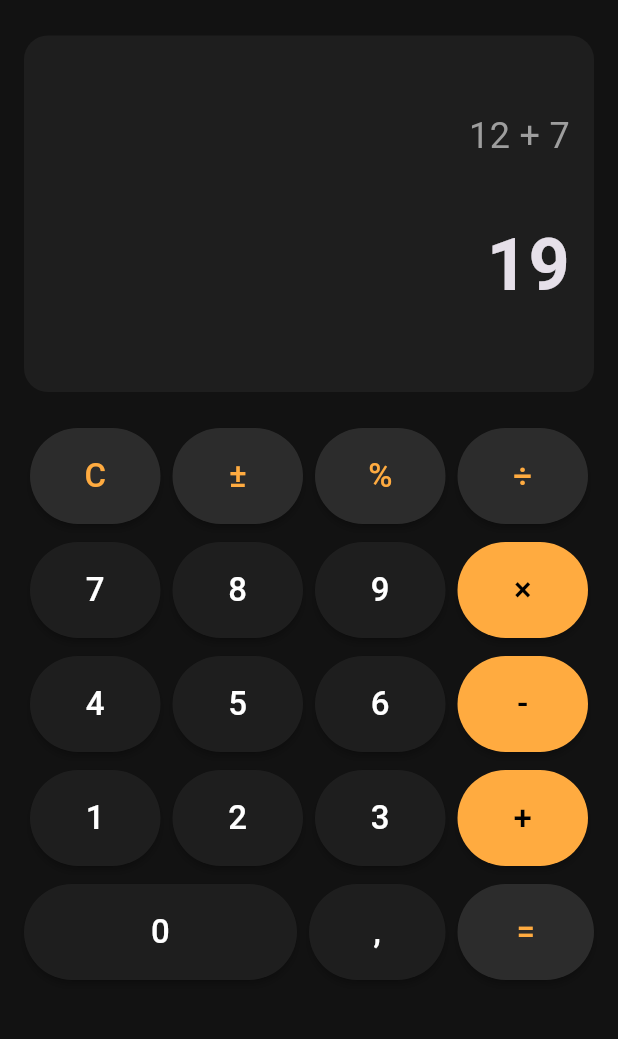
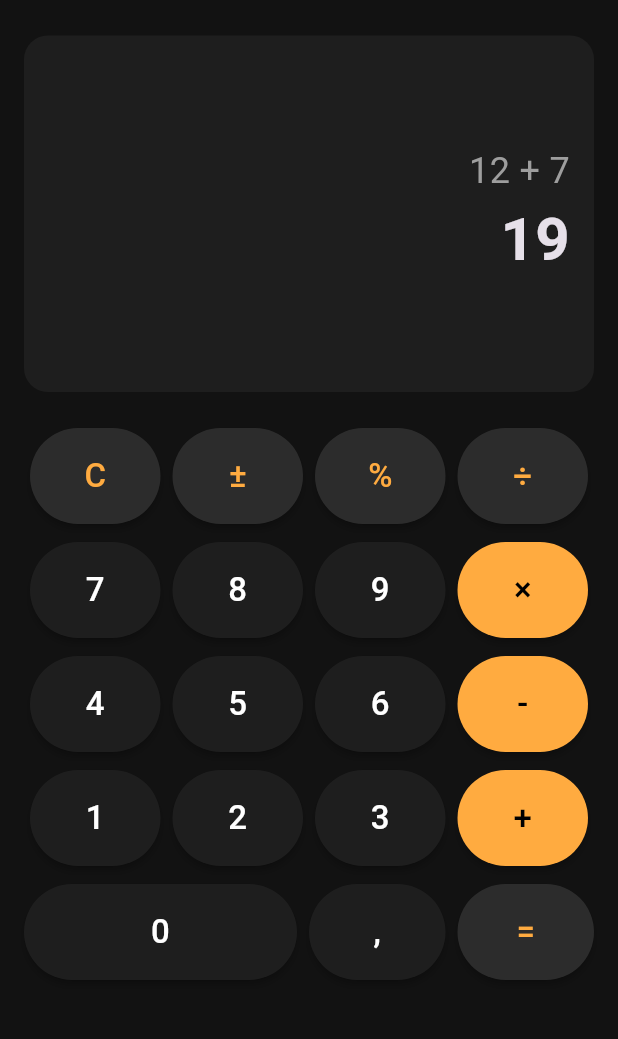
Before and after one commit to stefacm/calculator, a Flutter app: the screen it shows after launch, on a phone screen of 412 x 824 dp, the part 71-1110 px from its top. Run offline on Flutter 3.47's test engine with Material 3 defaults, Android fonts, the phone set to English and light mode, and no system bars.

Commit message:
feat: add scale parameter to CalculatorButton and CalculatorDisplay for responsive design

```diff
--- a/lib/widgets/button_row.dart
+++ b/lib/widgets/button_row.dart
@@ -6,6 +6,7 @@ class CalculatorButtonRow extends StatelessWidget {
   final bool isTopRow;
   final bool isLastRow;
   final void Function(String)? onPressed;
+  final double? scale;
 
   const CalculatorButtonRow(
     this.labels, {
@@ -13,6 +14,7 @@ class CalculatorButtonRow extends StatelessWidget {
     this.isTopRow = false,
     this.isLastRow = false,
     this.onPressed,
+    this.scale,
   });
 
   @override
@@ -26,6 +28,7 @@ class CalculatorButtonRow extends StatelessWidget {
               label: labels[0],
               isNumber: true,
               onPressed: () => onPressed?.call(labels[0]),
+              scale: scale,
             ),
           ),
           const SizedBox(width: 8),
@@ -35,6 +38,7 @@ class CalculatorButtonRow extends StatelessWidget {
               label: labels[1],
               isNumber: true,
               onPressed: () => onPressed?.call(labels[1]),
+              scale: scale,
             ),
           ),
           const SizedBox(width: 8),
@@ -44,6 +48,7 @@ class CalculatorButtonRow extends StatelessWidget {
               label: labels[2],
               isAction: true,
               onPressed: () => onPressed?.call(labels[2]),
+              scale: scale,
             ),
           ),
         ],
@@ -56,7 +61,7 @@ class CalculatorButtonRow extends StatelessWidget {
         final isAction = ['C', '±', '%'].contains(text);
 
         return Expanded(
-          child: Padding(
+            child: Padding(
             padding: const EdgeInsets.symmetric(horizontal: 4),
             child: CalculatorButton(
               label: text,
@@ -65,6 +70,7 @@ class CalculatorButtonRow extends StatelessWidget {
               isAction: isAction,
               isNumber: !(isOperator || isAction),
               onPressed: () => onPressed?.call(text),
+              scale: scale,
             ),
           ),
         );
--- a/lib/widgets/calculator_button.dart
+++ b/lib/widgets/calculator_button.dart
@@ -8,6 +8,7 @@ class CalculatorButton extends StatelessWidget {
   final bool isAction;
   final bool isNumber;
   final VoidCallback? onPressed;
+  final double? scale;
 
   const CalculatorButton({
     super.key,
@@ -17,6 +18,7 @@ class CalculatorButton extends StatelessWidget {
     this.isAction = false,
     this.isNumber = false,
     this.onPressed,
+    this.scale,
   });
 
   @override
@@ -29,18 +31,25 @@ class CalculatorButton extends StatelessWidget {
         ? AppColors.actionText
         : (isOperator ? Colors.black : AppTextStyles.button.color ?? Colors.white);
 
+    final double s = (scale ?? 1.0).clamp(0.7, 1.0);
     return SizedBox(
-      height: 64,
+      height: (64 * s),
       child: ElevatedButton(
         onPressed: onPressed,
         style: ElevatedButton.styleFrom(
           backgroundColor: background,
           shape: RoundedRectangleBorder(
-            borderRadius: BorderRadius.circular(32),
+            borderRadius: BorderRadius.circular(32 * s),
           ),
           elevation: 2,
         ),
-        child: Text(label, style: AppTextStyles.button.copyWith(color: textColor)),
+        child: Text(
+          label,
+          style: AppTextStyles.button.copyWith(
+            fontSize: (AppTextStyles.button.fontSize ?? 22) * s,
+            color: textColor,
+          ),
+        ),
       ),
     );
   }
--- a/lib/widgets/calculator_display.dart
+++ b/lib/widgets/calculator_display.dart
@@ -4,28 +4,56 @@ import 'package:calculator/theme/app_theme.dart';
 class CalculatorDisplay extends StatelessWidget {
   final String expression;
   final String result;
+  final double? scale;
 
   const CalculatorDisplay({
     super.key,
     this.expression = '',
     this.result = '0',
+    this.scale,
   });
 
   @override
   Widget build(BuildContext context) {
+    final double p = 16 * (scale ?? 1.0);
     return Container(
       width: double.infinity,
-      padding: const EdgeInsets.all(16),
+      padding: EdgeInsets.all(p),
       decoration: BoxDecoration(
         color: AppColors.displayBg,
         borderRadius: BorderRadius.circular(16),
       ),
       child: Column(
         crossAxisAlignment: CrossAxisAlignment.end,
-        mainAxisAlignment: MainAxisAlignment.spaceEvenly,
+        mainAxisAlignment: MainAxisAlignment.center,
         children: [
-          Text(expression, style: AppTextStyles.expression),
-          Text(result, style: AppTextStyles.result),
+          SingleChildScrollView(
+            scrollDirection: Axis.horizontal,
+            reverse: true,
+            child: Text(
+              expression,
+              softWrap: false,
+              maxLines: 1,
+              style: AppTextStyles.expression.copyWith(
+                fontSize: (AppTextStyles.expression.fontSize ?? 24) * (scale ?? 1.0),
+              ),
+            ),
+          ),
+          SizedBox(
+            height: (AppTextStyles.result.fontSize ?? 48) * (scale ?? 1.0) * 1.2,
+            child: FittedBox(
+              alignment: Alignment.centerRight,
+              fit: BoxFit.scaleDown,
+              child: Text(
+                result,
+                maxLines: 1,
+                softWrap: false,
+                style: AppTextStyles.result.copyWith(
+                  fontSize: (AppTextStyles.result.fontSize ?? 48) * (scale ?? 1.0),
+                ),
+              ),
+            ),
+          ),
         ],
       ),
     );
```
